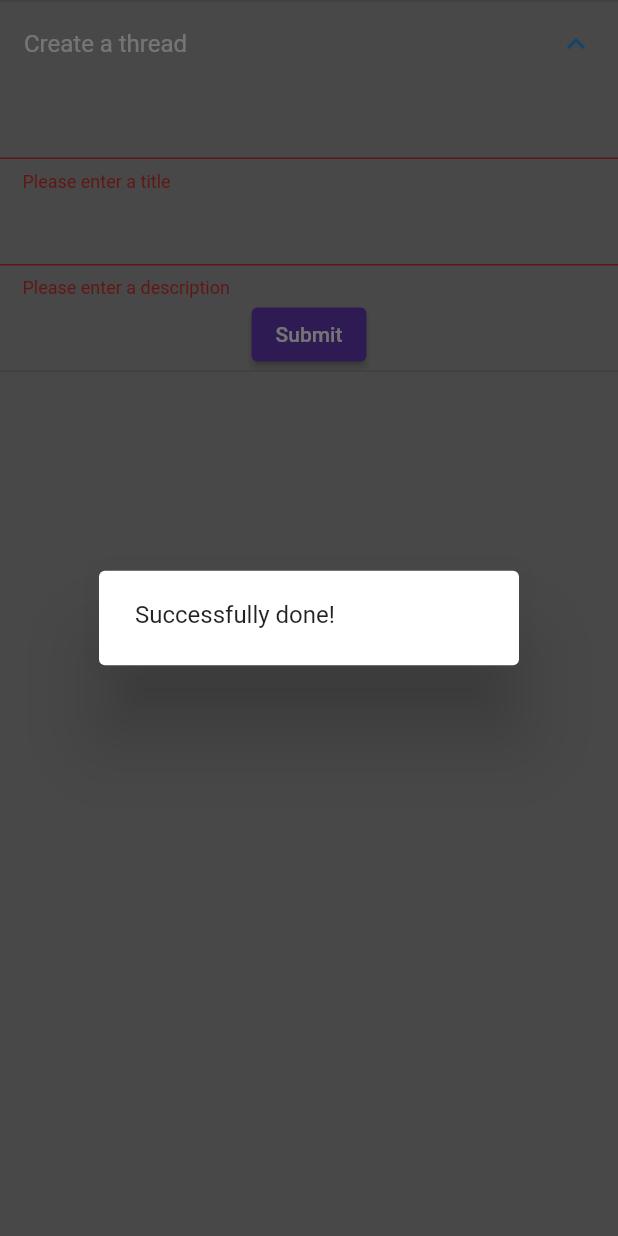
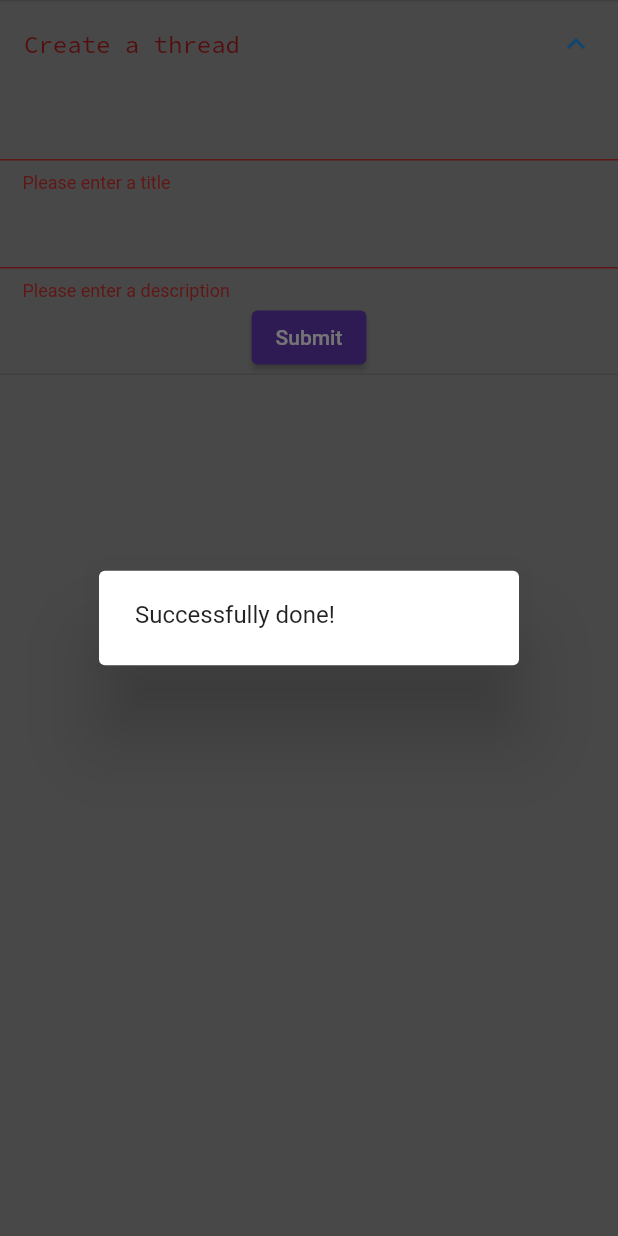
Before and after one commit to delta7-138/Shannon, a Flutter app: the CreatePost screen opened directly, after a tap on "Create a thread", after a tap on "Submit", on a phone screen of 412 x 824 dp. Run offline on Flutter 3.47's test engine with Material 2 defaults, Android fonts, the light colour scheme and no system bars; our stand-ins replace firebase_core, firebase_database, google_fonts; accounts and stored records are empty.

Commit message:
improved ui

```diff
--- a/lib/main.dart
+++ b/lib/main.dart
@@ -13,7 +13,7 @@ class MyApp extends StatelessWidget {
   Widget build(BuildContext context) {
     return MaterialApp(
       title: 'Shannon',
-      theme: new ThemeData(scaffoldBackgroundColor: Colors.black38 , accentColor: Colors.deepPurple,
+      theme: new ThemeData(scaffoldBackgroundColor: Colors.black38 , accentColor: Colors.red[900],
           textTheme: TextTheme(
           bodyText1: GoogleFonts.getFont('Roboto Mono' , textStyle: TextStyle(color: Colors.white)),
           bodyText2: GoogleFonts.getFont('Roboto Mono' , textStyle: TextStyle(color: Colors.white)),
--- a/lib/pages/form.dart
+++ b/lib/pages/form.dart
@@ -3,6 +3,7 @@ import 'package:flutter/material.dart';
 import 'package:flutter/cupertino.dart';
 // import 'package:firebase_storage/firebase_storage.dart' as fb;
 import 'package:firebase_database/firebase_database.dart';
+import 'package:google_fonts/google_fonts.dart';
 // import 'package:firebase_core/firebase_core.dart';
 
 class CreatePost extends StatefulWidget{
@@ -17,20 +18,6 @@ class _CreatePostState extends State<CreatePost>{
   final titleController = TextEditingController();
   final descController = TextEditingController();
   final mainDB = FirebaseDatabase.instance.reference();
-  // fb.FirebaseStorage storage = fb.FirebaseStorage.instance;
-
-  // Future<void> uploadThread(String title , String description) async{
-  //   var thread = {'title' : title , 'description' : description};
-  //   var jsonString = jsonEncode(thread);
-  //   var bytes = utf8.encode(jsonString);
-  //   var base64String = base64.encode(bytes);
-  //   var uintList = base64.decode(base64String);
-  //   try{
-  //     await storage.ref('/threads').putData(uintList);
-  //   }catch(e){
-
-  //   }
-  // }
 
   @override
   void dispose(){
@@ -40,14 +27,8 @@ class _CreatePostState extends State<CreatePost>{
   }
   @override
   Widget build(BuildContext context){
-    // if(_error){
-    //   return Center(child: Text('Exception caught'));
-    // }
-    // if(! _init){
-    //   return Center(child: Text('Loading right now'));
-    // }
       return Scaffold(
-      body: ExpansionTile(title: Text('Create a thread' , style: TextStyle(color: Colors.white)) , children: [Form(
+      body: ExpansionTile(title: Text('Create a thread' , style: GoogleFonts.getFont('Source Code Pro' , textStyle: TextStyle(color: Colors.red[900]))) , children: [Form(
       key: _formKey,
       child: Column(children: [
         TextFormField(
@@ -59,9 +40,7 @@ class _CreatePostState extends State<CreatePost>{
               title = value;
             }
           },
-          style: TextStyle(
-            color: Colors.white
-          ),
+          style: GoogleFonts.getFont('Source Code Pro' , textStyle: TextStyle(color: Colors.red[900])),
           decoration: const InputDecoration(
             contentPadding: EdgeInsets.all(15),
             hintText: 'Enter the title for the post',
@@ -76,9 +55,7 @@ class _CreatePostState extends State<CreatePost>{
             }else{
               description = value;
             }
-          }, style:(
-            TextStyle(color: Colors.white)
-          ),
+          }, style:GoogleFonts.getFont('Source Code Pro' , textStyle: TextStyle(color: Colors.red[900])),
           decoration: const InputDecoration(
             contentPadding: EdgeInsets.all(15),
             hintText: 'Enter the description for the post',
--- a/pubspec.yaml
+++ b/pubspec.yaml
@@ -51,6 +51,7 @@ flutter:
   # To add assets to your application, add an assets section, like this:
   assets:
      - assets/shannon_betty.jpg
+     - assets/shannon_claude.png
   #   - images/a_dot_ham.jpeg
 
   # An image asset can refer to one or more resolution-specific "variants", see
```
Also changed, not shown: lib/pages/homepage.dart (+22 -15 lines), lib/pages/threads.dart (+29 -2 lines), assets/shannon_claude.png (added).
